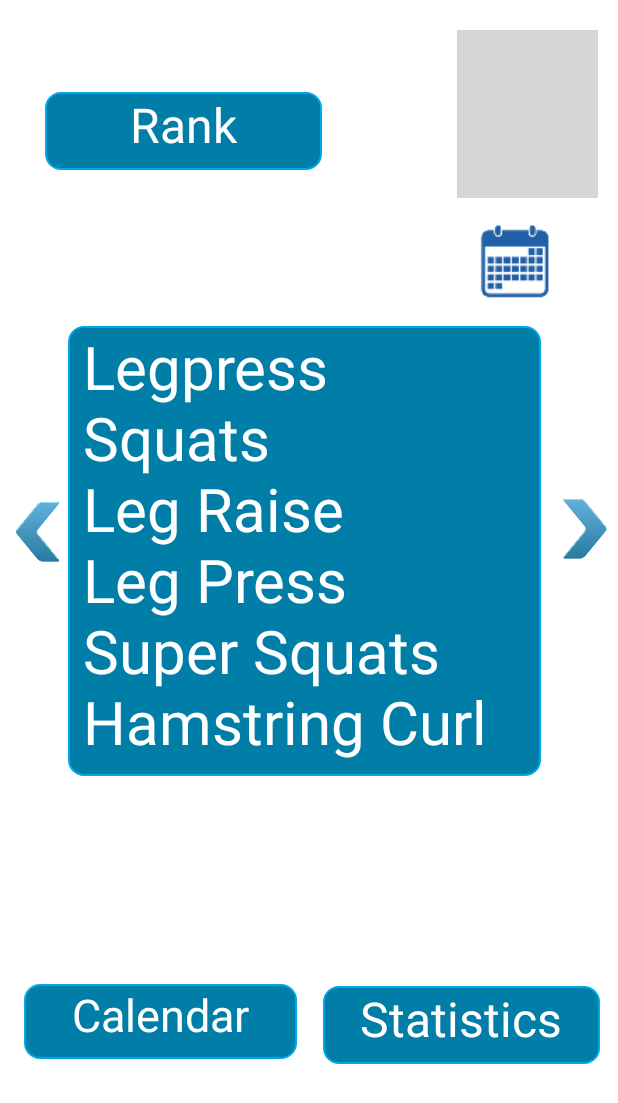
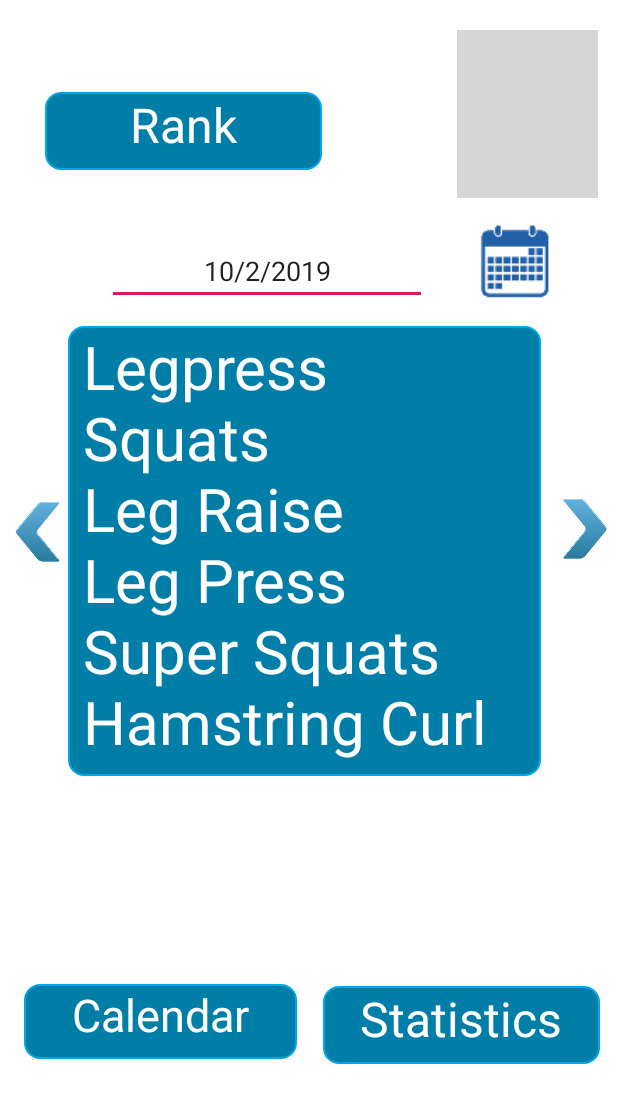
Before and after one commit to x64616e/Android-Mobile-Gym-App, an Android app: the layout landing.xml on its own in the app's theme, with its tools: preview values and no code run, on a phone screen of 412 x 824 dp. Shown: the top 1103 px of the screen. Run offline under Robolectric (Android 15) with nearby library versions, the phone set to English and light mode, and no system bars; grey boxes are pictures that could not be loaded.

Commit message:
date
date

```diff
--- a/JImv2/app/src/main/res/layout/activity_main.xml
+++ b/JImv2/app/src/main/res/layout/activity_main.xml
@@ -67,12 +67,13 @@ tools:context=".MainActivity">
         android:id="@+id/textView8"
         android:layout_width="wrap_content"
         android:layout_height="wrap_content"
+        android:elegantTextHeight="true"
+        android:text="Gym App"
         android:textColor="@color/dark_blue2"
-        android:text="Gym App"
-        android:elegantTextHeight="true"
         android:textSize="40dp"
-        tools:layout_editor_absoluteX="135dp"
-        tools:layout_editor_absoluteY="28dp" />
+        app:layout_constraintEnd_toEndOf="parent"
+        app:layout_constraintStart_toStartOf="parent"
+        tools:layout_editor_absoluteY="27dp" />
 
 
 </androidx.constraintlayout.widget.ConstraintLayout>
--- a/JImv2/app/src/main/res/layout/landing.xml
+++ b/JImv2/app/src/main/res/layout/landing.xml
@@ -148,4 +148,19 @@
         android:textColor="@color/white"
         android:textSize="32dp" />
 
+    <EditText
+        android:id="@+id/editText3"
+        android:layout_width="wrap_content"
+        android:layout_height="wrap_content"
+        android:layout_alignParentStart="true"
+        android:layout_alignParentLeft="true"
+        android:layout_alignParentTop="true"
+        android:layout_marginStart="71dp"
+        android:layout_marginLeft="71dp"
+        android:layout_marginTop="158dp"
+        android:ems="10"
+        android:inputType="date"
+        android:text="10/2/2019"
+        android:textAlignment="center" />
+
 </RelativeLayout>
```
